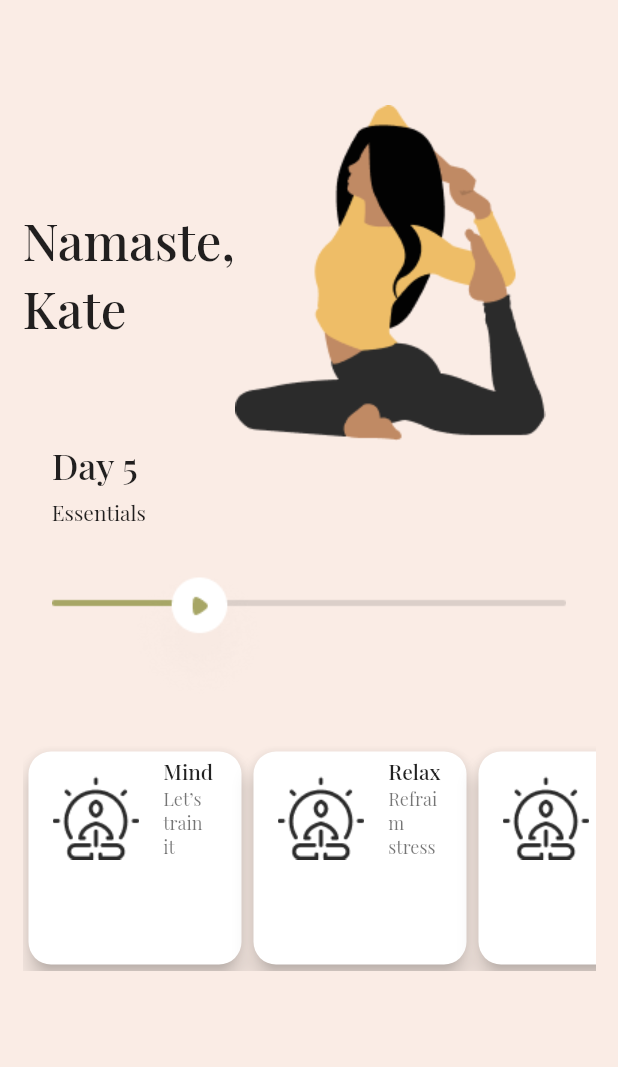
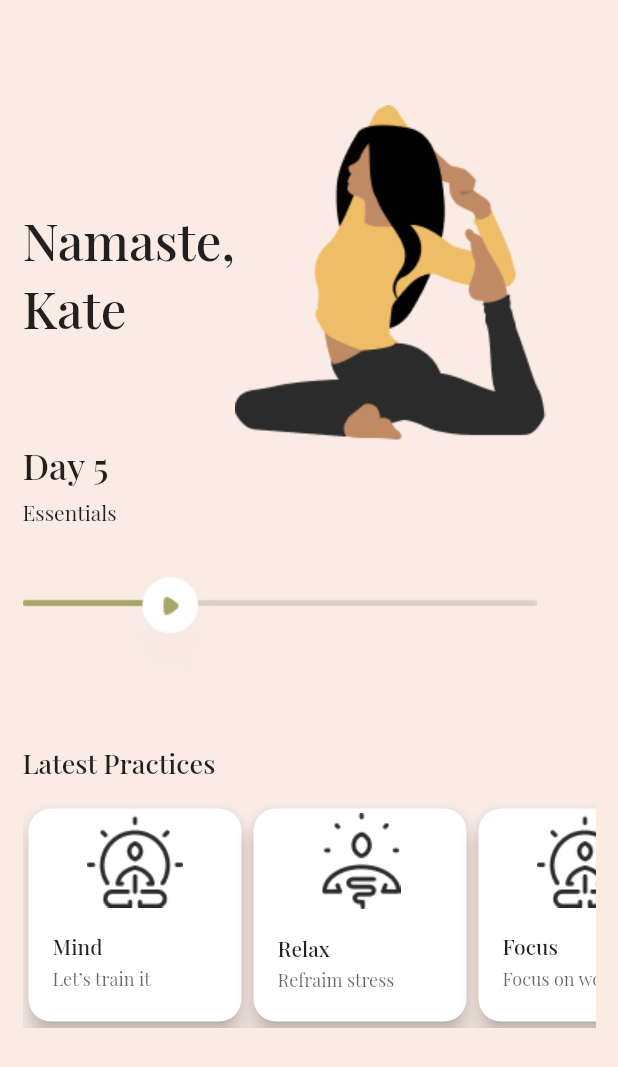
Before and after one commit to eminowam/yoga_app_flutter, a Flutter app: the screen it shows after launch, after a tap on "5-10 min", on a phone screen of 412 x 824 dp. Shown: the top 1067 px of the screen. Run offline on Flutter 3.47's test engine with Material 2 defaults, Android fonts, the light colour scheme and no system bars.

Commit message:
Main settings

```diff
--- a/lib/screen/main/main_page.dart
+++ b/lib/screen/main/main_page.dart
@@ -67,35 +67,42 @@ class _HomePageState extends State<HomePage> {
               YogaCards(
                 title: "Yoga Pilates",
                 subTitle: "5 lessons",
+                  image: 'assets/yoga.png',
                 onPressed: () {
                   Navigator.push(context,
                       CupertinoPageRoute(builder: (_) => DetailsScreen()));
                 },
               ),
+              SizedBox(height: 5,),
               YogaCards(
                 title: "Full Body Stretch",
                 subTitle: "5 lessons",
+                image: 'assets/yoga2.png',
                 onPressed: () {
                   Navigator.push(context,
                       CupertinoPageRoute(builder: (_) => DetailsScreen()));
                 },
               ),
+              SizedBox(height: 5,),
               YogaCards(
                 title: "Gentle Flow",
                 subTitle: "5 lessons",
+                image: 'assets/yoga3.png',
                 onPressed: () {
                   Navigator.push(context,
                       CupertinoPageRoute(builder: (_) => DetailsScreen()));
                 },
               ),
+              SizedBox(height: 5,),
               YogaCards(
-                title: "Body Catch",
+                title: "Gentle Flow",
                 subTitle: "5 lessons",
+                image: 'assets/yoga.png',
                 onPressed: () {
                   Navigator.push(context,
                       CupertinoPageRoute(builder: (_) => DetailsScreen()));
                 },
-              )
+              ),
             ],
           ),
         ),
--- a/lib/screen/settings/settings.dart
+++ b/lib/screen/settings/settings.dart
@@ -12,15 +12,20 @@ class SettingsScreen extends StatelessWidget {
   Widget build(BuildContext context) {
     return Scaffold(
       backgroundColor: AppColor.mainScreenColor,
-      body: SingleChildScrollView(
+      body: const SingleChildScrollView(
         scrollDirection: Axis.vertical,
         child: Padding(
           padding: const EdgeInsets.only(right: 15, left: 15, top: 70),
           child: Column(
+            crossAxisAlignment: CrossAxisAlignment.start,
             children: [
               SettingsRow(),
               SettingsTextColumn(),
               SizedBox(height: 15,),
+              Text("Latest Practices",
+              style: TextStyle(fontSize: 18,
+              fontWeight: FontWeight.w500),),
+              SizedBox(height: 14,),
               SingleChildScrollView(
                 scrollDirection: Axis.horizontal,
                   child: Row(
@@ -28,16 +33,20 @@ class SettingsScreen extends StatelessWidget {
                       CategoryCard(
                         title: 'Mind',
                         subTitle: 'Let’s train it',
+                          image: "assets/pose.png"
                       ),
                       CategoryCard(
                           title: "Relax",
-                          subTitle: "Refraim stress"),
+                          subTitle: "Refraim stress",
+                      image: "assets/pose2.png",),
                       CategoryCard(
                           title: "Focus",
-                          subTitle: "Focus on work"),
+                          subTitle: "Focus on work",
+                          image: "assets/pose.png"),
                       CategoryCard(
                           title: "Love",
-                          subTitle: "Love yourself"),
+                          subTitle: "Love yourself",
+                          image: "assets/pose2.png"),
                     ],
 
                 ),
--- a/lib/widget/main/card.dart
+++ b/lib/widget/main/card.dart
@@ -3,9 +3,10 @@ import 'package:flutter/material.dart';
 import 'package:yoga_ui/screen/details/detail_page.dart';
 
 class YogaCards extends StatelessWidget {
-  const YogaCards({super.key, required this.title, required this.subTitle, required this.onPressed});
+  const YogaCards({super.key, required this.title, required this.subTitle, required this.onPressed, required this.image});
 final String title;
 final String subTitle;
+final String image;
 final VoidCallback onPressed;
   @override
   Widget build(BuildContext context) {
@@ -28,7 +29,7 @@ final VoidCallback onPressed;
             mainAxisAlignment: MainAxisAlignment.center,
         children: [
         ListTile(
-        leading: const Image(image: AssetImage('assets/yoga.png'),),
+        leading: Image(image: AssetImage(image),),
         title:  Text(title,
         style: const TextStyle(fontSize: 16,
         fontWeight: FontWeight.w500),),
--- a/lib/widget/settings/categories/category_settings.dart
+++ b/lib/widget/settings/categories/category_settings.dart
@@ -1,10 +1,11 @@
 import 'package:flutter/material.dart';
 
 class CategoryCard extends StatelessWidget {
-  const CategoryCard({super.key, required this.title, required this.subTitle});
+  const CategoryCard({super.key, required this.title, required this.subTitle, required this.image});
 
   final String title;
   final String subTitle;
+  final String image;
 
   @override
   Widget build(BuildContext context) {
@@ -18,10 +19,15 @@ class CategoryCard extends StatelessWidget {
                 shape: RoundedRectangleBorder(
                     borderRadius: BorderRadius.circular(15)),
                 elevation: 6,
-                   child: ListTile(
-                      leading: Image(
-                        image: AssetImage('assets/pose.png'),
-                      ),
+                   child: Column(
+                     crossAxisAlignment: CrossAxisAlignment.center,
+                     mainAxisAlignment: MainAxisAlignment.center,
+                     children: [
+                       Image(image: AssetImage(image),),
+                       ListTile(
+                          // leading: Image(
+                          //   image: AssetImage('assets/pose.png'),
+                          // ),
                           title: Text(
                             title,
                             style: TextStyle(
@@ -30,8 +36,11 @@ class CategoryCard extends StatelessWidget {
                           subtitle: Text(
                             subTitle,
                             style: TextStyle(
-                            fontSize: 12, fontWeight: FontWeight.w400),
+                                fontSize: 12, fontWeight: FontWeight.w400,
+                              color: Colors.black.withOpacity(0.6),),
                           ),
+                        ),
+                     ],
                    ),
               ),
             ),
```
Also changed, not shown: assets/pose2.png (added), assets/poses.png (added). Lines whose indentation alone changed are shown as unchanged.
